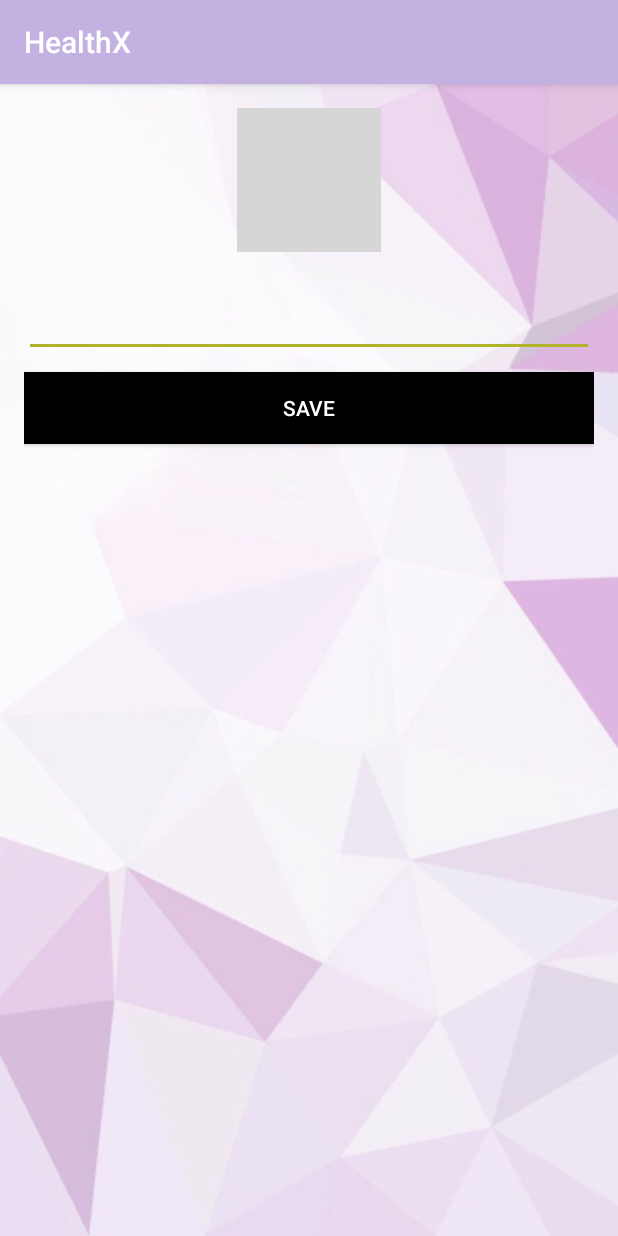
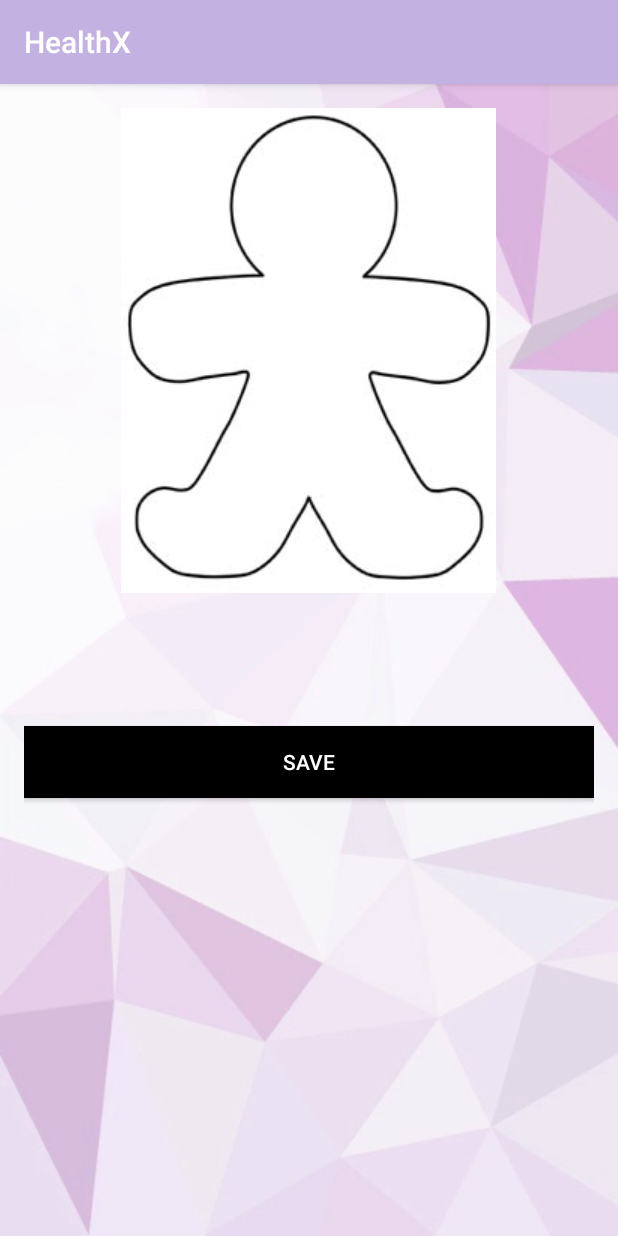
Before and after one commit to CMPUT301F18T25/HealthX, an Android app: the ActivityBodyLocation screen opened directly, with no data from a screen before it, on a phone screen of 412 x 824 dp. Run offline under Robolectric (Android 15) with nearby library versions, the phone set to English and light mode, and no system bars; grey boxes are pictures that could not be loaded.

Commit message:
Responsive CutOut Doll Finished

```diff
--- a/app/src/main/res/layout/activity_body_location.xml
+++ b/app/src/main/res/layout/activity_body_location.xml
@@ -23,13 +23,15 @@
         android:layout_width="wrap_content"
         android:layout_height="wrap_content" />
 
-    <EditText
+    <TextView
         android:id="@+id/body_image_textview"
         android:layout_width="match_parent"
         android:layout_height="wrap_content"
         android:layout_below="@+id/body_image"
         android:layout_centerHorizontal="true"
+        android:gravity="center"
         android:layout_marginTop="25sp"
+        android:textSize="32sp"
         android:paddingBottom="10dp"/>
 
     <Button
```
Also changed, not shown: app/src/main/java/com/cmput301f18t25/healthx/ActivityBodyLocation.java (+27 -3 lines), app/src/main/res/drawable-v21/mappedhuman.png (renamed from app/src/main/res/drawable-v21/mappedHuman.png).
